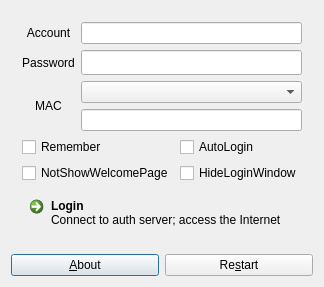
First picture: the form in mainwindow.ui, repository awesomebtw/drcom-jlu-qt, before the edit.
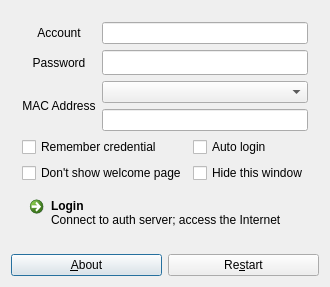
Second picture: the form after the edit. The open tabs and pages were chosen to show the change.

The edit to the form file:
```diff
--- a/mainwindow.ui
+++ b/mainwindow.ui
@@ -105,11 +105,14 @@
            <item row="2" column="0" rowspan="2">
             <widget class="QLabel" name="labelMAC">
              <property name="text">
-              <string>MAC</string>
+              <string>MAC Address</string>
              </property>
              <property name="alignment">
               <set>Qt::AlignCenter</set>
              </property>
+             <property name="wordWrap">
+              <bool>true</bool>
+             </property>
             </widget>
            </item>
           </layout>
@@ -119,28 +122,28 @@
            <item row="0" column="0">
             <widget class="QCheckBox" name="checkBoxRemember">
              <property name="text">
-              <string>Remember</string>
+              <string>Remember credential</string>
              </property>
             </widget>
            </item>
            <item row="0" column="1">
             <widget class="QCheckBox" name="checkBoxAutoLogin">
              <property name="text">
-              <string>AutoLogin</string>
+              <string>Auto login</string>
              </property>
             </widget>
            </item>
            <item row="1" column="0">
             <widget class="QCheckBox" name="checkBoxNotShowWelcome">
              <property name="text">
-              <string>NotShowWelcomePage</string>
+              <string>Don't show welcome page</string>
              </property>
             </widget>
            </item>
            <item row="1" column="1">
             <widget class="QCheckBox" name="checkBoxHideLoginWindow">
              <property name="text">
-              <string>HideLoginWindow</string>
+              <string>Hide this window</string>
              </property>
             </widget>
            </item>
```
Left out of the diff: 11 changed lines with no effect on the pictures.
